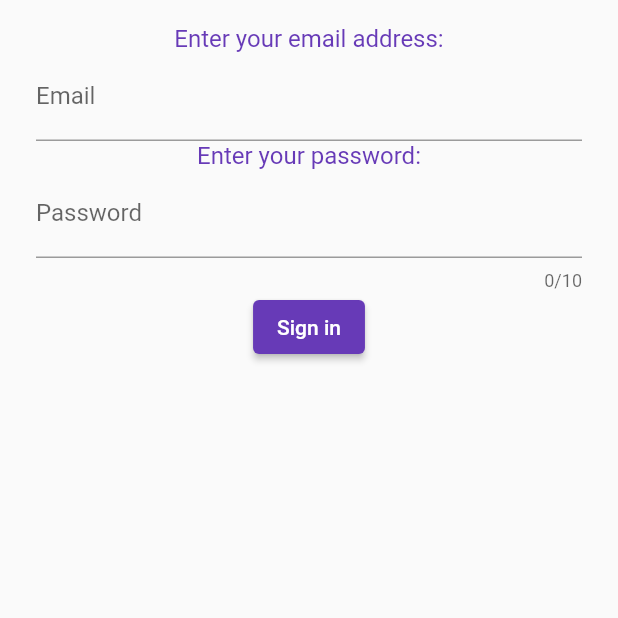
After one commit to Hector-SaTe/year_planner, a Flutter app: the SignIn screen opened directly, after a tap on "Sign in", on a phone screen of 412 x 824 dp, the top half of it. The commit adds this screen. Run offline on Flutter 3.47's test engine with Material 2 defaults, Android fonts, the phone set to English and light mode, and no system bars; our stand-ins replace firebase_auth, firebase_core, firebase_database, flutter_hooks, hooks_riverpod, table_calendar; accounts and stored records are empty; network calls fail.

Commit message:
added users and private database

```diff
--- /dev/null
+++ b/lib/authentication/auth_service.dart
@@ -0,0 +1,39 @@
+import 'package:firebase_auth/firebase_auth.dart';
+
+class AuthenticationService {
+  final FirebaseAuth _firebaseAuth;
+
+  AuthenticationService(this._firebaseAuth);
+
+  /// Changed to idTokenChanges as it updates depending on more cases.
+  Stream<User?> get authStateChanges => _firebaseAuth.idTokenChanges();
+
+  /// This won't pop routes so you could do something like
+  /// Navigator.of(context).pushNamedAndRemoveUntil('/', (Route<dynamic> route) => false);
+  /// after you called this method if you want to pop all routes.
+  Future<void> signOut() async {
+    await _firebaseAuth.signOut();
+  }
+
+  Future<String> signIn(
+      {required String email, required String password}) async {
+    try {
+      await _firebaseAuth.signInWithEmailAndPassword(
+          email: email, password: password);
+      return "Signed in";
+    } on FirebaseAuthException catch (e) {
+      return e.message!;
+    }
+  }
+
+  Future<String> signUp(
+      {required String email, required String password}) async {
+    try {
+      await _firebaseAuth.createUserWithEmailAndPassword(
+          email: email, password: password);
+      return "Signed up";
+    } on FirebaseAuthException catch (e) {
+      return e.message!;
+    }
+  }
+}
--- /dev/null
+++ b/lib/authentication/sign_in.dart
@@ -0,0 +1,63 @@
+import 'package:flutter/material.dart';
+import 'package:flutter_hooks/flutter_hooks.dart';
+import 'package:hooks_riverpod/hooks_riverpod.dart';
+import 'package:year_planner/providers.dart';
+
+class SignIn extends HookConsumerWidget {
+  const SignIn({
+    Key? key,
+  }) : super(key: key);
+
+  @override
+  Widget build(BuildContext context, WidgetRef ref) {
+    final userController = useTextEditingController();
+    final passController = useTextEditingController();
+
+    return Scaffold(
+      body: Padding(
+        padding: const EdgeInsets.only(top: 16, left: 24, right: 24, bottom: 0),
+        child: Column(
+          children: [
+            Text(
+              "Enter your email address:",
+              style: Theme.of(context)
+                  .textTheme
+                  .titleMedium!
+                  .copyWith(color: Theme.of(context).primaryColor),
+            ),
+            TextField(
+              controller: userController,
+              decoration: const InputDecoration(
+                labelText: 'Email',
+              ),
+              autocorrect: false,
+            ),
+            Text(
+              "Enter your password:",
+              style: Theme.of(context)
+                  .textTheme
+                  .titleMedium!
+                  .copyWith(color: Theme.of(context).primaryColor),
+            ),
+            TextField(
+              controller: passController,
+              maxLength: 10,
+              decoration: const InputDecoration(
+                labelText: 'Password',
+              ),
+              autocorrect: false,
+              obscureText: true,
+            ),
+            ElevatedButton(
+                onPressed: (() {
+                  ref.read(authServiceProvider).signIn(
+                      email: userController.text.trim(),
+                      password: passController.text.trim());
+                }),
+                child: const Text("Sign in"))
+          ],
+        ),
+      ),
+    );
+  }
+}
--- a/lib/screens/splash.dart
+++ b/lib/authentication/splash.dart
@@ -1,5 +1,5 @@
 import 'package:flutter/material.dart';
-import 'package:year_planner/main.dart';
+import 'package:year_planner/authentication/home_screen.dart';
 
 class Splash extends StatefulWidget {
   const Splash({Key? key}) : super(key: key);
--- a/lib/screens/show_period.dart
+++ b/lib/screens_TimePeriod/show_period.dart
@@ -157,7 +157,7 @@ class EditButtons extends ConsumerWidget {
 
   @override
   Widget build(BuildContext context, WidgetRef ref) {
-    final saveManager = ref.watch(saveManagerProvider);
+    final saveManager = ref.watch(saveManagerProvider(true));
     final editMode = ref.watch(_editTeams);
     const double iconSize = 30;
 
@@ -170,13 +170,13 @@ class EditButtons extends ConsumerWidget {
 
     void discard() async {
       ref.read(_editTeams.notifier).state = false;
-      final oldPeriod = await saveManager.getPeriod(period.id);
+      final oldPeriod = await saveManager!.getPeriod(period.id);
       ref.read(periodListProvider.notifier).editItem(oldPeriod);
     }
 
     void save() {
       ref.read(_editTeams.notifier).state = false;
-      saveManager.editPeriod(period.id, period.title, period.teamDays);
+      saveManager!.editPeriod(period.id, period.title, period.teamDays);
       const message = SnackBar(
         duration: Duration(seconds: 1),
         content: Text('Nice! changes were saved'),
```
Also changed, not shown: lib/authentication/home_screen.dart (added, +89 -0 lines), lib/main.dart (+1 -89 lines), lib/providers.dart (+46 -28 lines), lib/screens_TimePeriod/create_period.dart (renamed from lib/screens/create_period.dart, +11 -9 lines), lib/screens_TimePeriod/home_period.dart (renamed from lib/screens/home_period.dart, +4 -4 lines).
